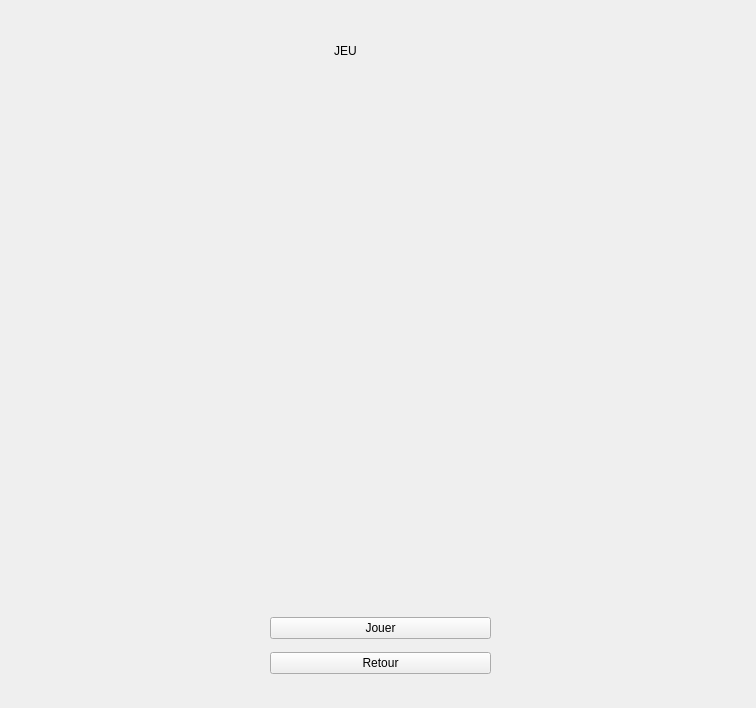
Before: the Qt Designer form TP-Refacto/jeugui.ui in WRKT/cpp-project, drawn with Qt 5.
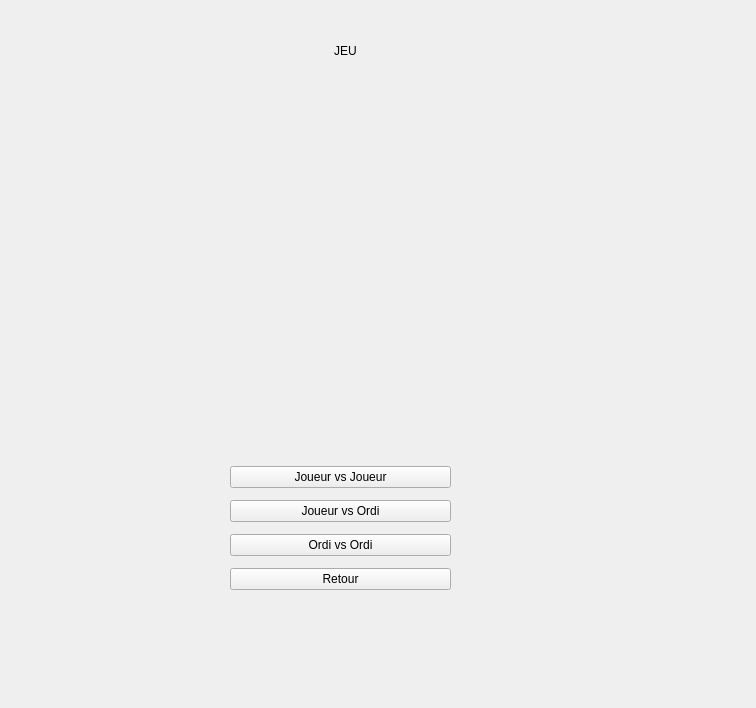
After: the same form once the commit is applied.

Commit message: FEAT - ajout du mode de jeu

Patch:
```diff
--- a/TP-Refacto/jeugui.ui
+++ b/TP-Refacto/jeugui.ui
@@ -38,10 +38,10 @@
   <widget class="QWidget" name="verticalLayoutWidget">
    <property name="geometry">
     <rect>
-     <x>270</x>
-     <y>610</y>
+     <x>230</x>
+     <y>460</y>
      <width>221</width>
-     <height>71</height>
+     <height>139</height>
     </rect>
    </property>
    <layout class="QVBoxLayout" name="buttonLayout">
@@ -54,7 +54,33 @@
        </size>
       </property>
       <property name="text">
-       <string>Jouer</string>
+       <string>Joueur vs Joueur</string>
+      </property>
+     </widget>
+    </item>
+    <item>
+     <widget class="QPushButton" name="JvsOButton">
+      <property name="sizeIncrement">
+       <size>
+        <width>2</width>
+        <height>2</height>
+       </size>
+      </property>
+      <property name="text">
+       <string>Joueur vs Ordi</string>
+      </property>
+     </widget>
+    </item>
+    <item>
+     <widget class="QPushButton" name="OvsOButton">
+      <property name="sizeIncrement">
+       <size>
+        <width>2</width>
+        <height>2</height>
+       </size>
+      </property>
+      <property name="text">
+       <string>Ordi vs Ordi</string>
       </property>
      </widget>
     </item>
```
Left out of the diff: 2 changed lines with no effect on the pictures. The commit also changes 2 other files.
